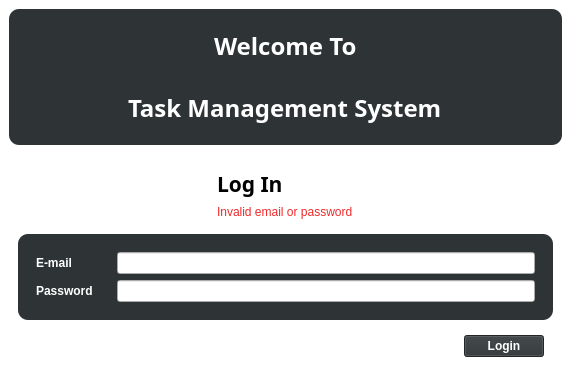
The window that login_window.ui (imJunaidAfzal/task-management-system-pyqt) describes before a commit, drawn with Qt 5.
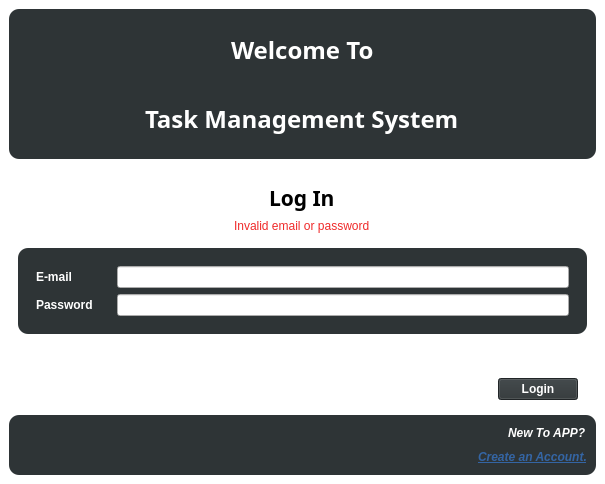
The same window after the commit.

Commit message: full login, signup and TMS main win

Diff of the .ui file:
```diff
--- a/login_window.ui
+++ b/login_window.ui
@@ -6,20 +6,20 @@
    <rect>
     <x>0</x>
     <y>0</y>
-    <width>571</width>
-    <height>375</height>
+    <width>605</width>
+    <height>484</height>
    </rect>
   </property>
   <property name="minimumSize">
    <size>
-    <width>571</width>
-    <height>375</height>
+    <width>605</width>
+    <height>484</height>
    </size>
   </property>
   <property name="maximumSize">
    <size>
-    <width>571</width>
-    <height>375</height>
+    <width>605</width>
+    <height>484</height>
    </size>
   </property>
   <property name="windowTitle">
@@ -132,7 +132,7 @@
           <enum>QFrame::Raised</enum>
          </property>
          <layout class="QVBoxLayout" name="verticalLayout_6">
-          <item>
+          <item alignment="Qt::AlignHCenter">
            <widget class="QLabel" name="login_label">
             <property name="maximumSize">
              <size>
@@ -298,6 +298,71 @@
       </layout>
      </widget>
     </item>
+    <item>
+     <widget class="QFrame" name="account_frame">
+      <property name="maximumSize">
+       <size>
+        <width>16777215</width>
+        <height>60</height>
+       </size>
+      </property>
+      <property name="styleSheet">
+       <string notr="true">QFrame#account_frame{
+	background-color: rgb(46, 52, 54);
+	border-radius:10px;
+
+}
+
+</string>
+      </property>
+      <property name="frameShape">
+       <enum>QFrame::NoFrame</enum>
+      </property>
+      <property name="frameShadow">
+       <enum>QFrame::Raised</enum>
+      </property>
+      <layout class="QVBoxLayout" name="verticalLayout_7">
+       <item alignment="Qt::AlignRight">
+        <widget class="QLabel" name="new_app_label">
+         <property name="font">
+          <font>
+           <weight>75</weight>
+           <italic>true</italic>
+           <bold>true</bold>
+          </font>
+         </property>
+         <property name="styleSheet">
+          <string notr="true">color: rgb(255, 255, 255);</string>
+         </property>
+         <property name="text">
+          <string>New To APP?</string>
+         </property>
+        </widget>
+       </item>
+       <item alignment="Qt::AlignRight">
+        <widget class="QLabel" name="create_account_label">
+         <property name="font">
+          <font>
+           <weight>75</weight>
+           <italic>true</italic>
+           <bold>true</bold>
+           <underline>true</underline>
+          </font>
+         </property>
+         <property name="cursor">
+          <cursorShape>PointingHandCursor</cursorShape>
+         </property>
+         <property name="styleSheet">
+          <string notr="true">color: rgb(52, 101, 164);</string>
+         </property>
+         <property name="text">
+          <string>Create an Account.</string>
+         </property>
+        </widget>
+       </item>
+      </layout>
+     </widget>
+    </item>
    </layout>
   </widget>
  </widget>
```
Left out of the diff: 2 changed lines with no effect on the pictures. The commit also changes 24 other files.
